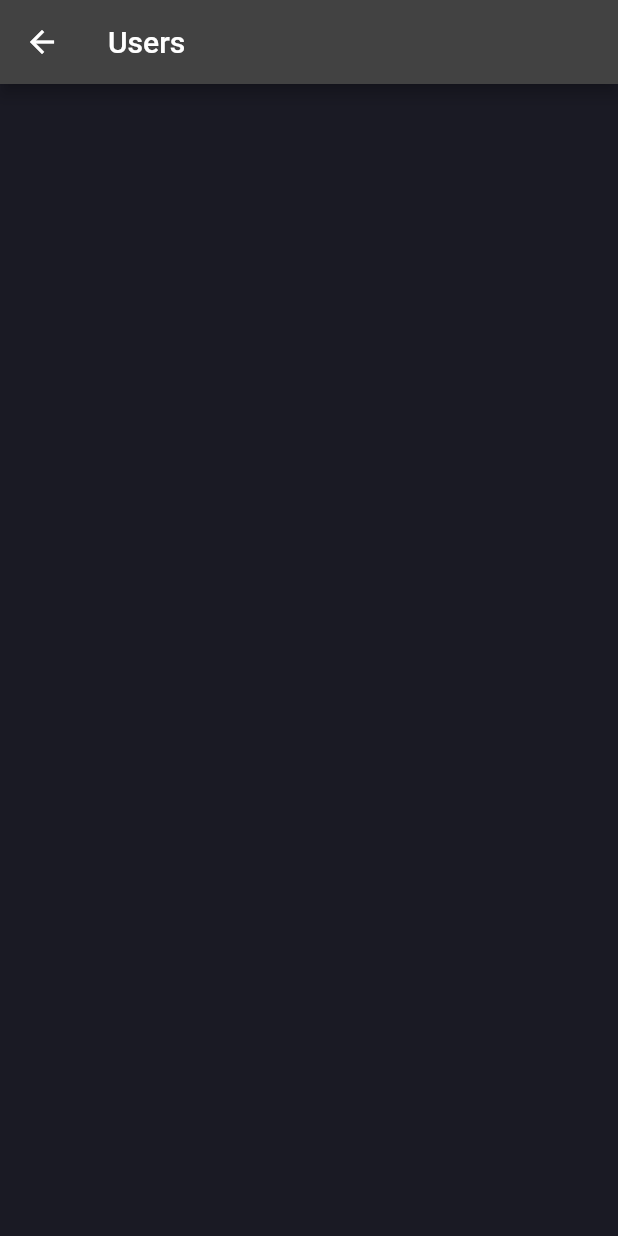
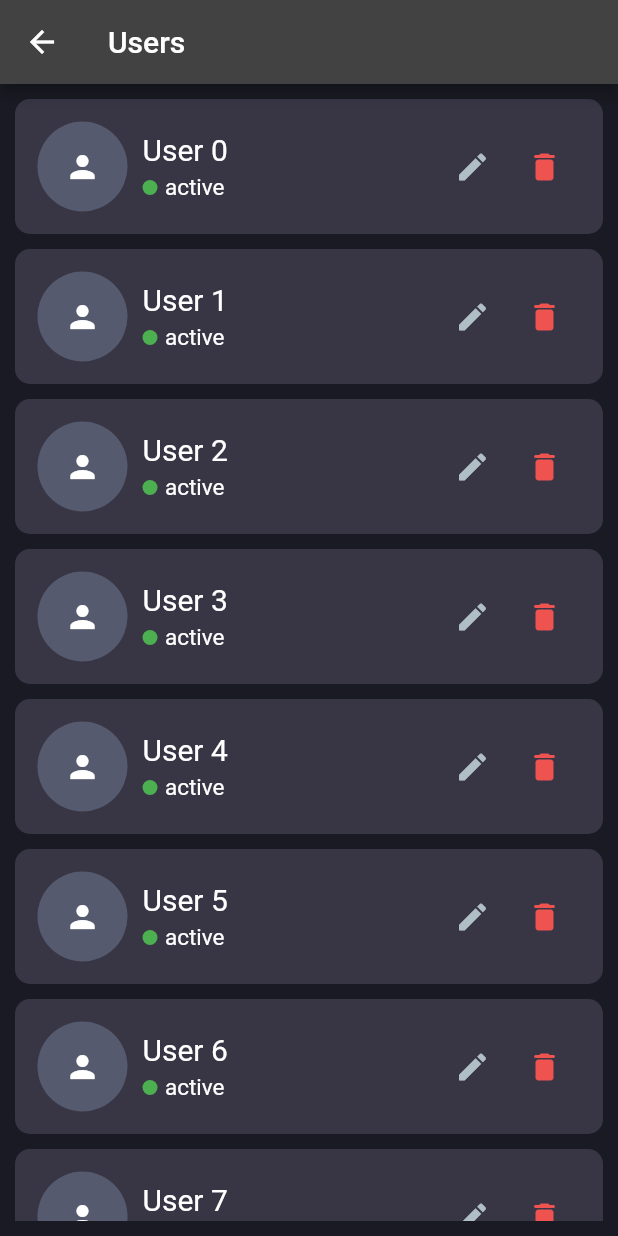
Before and after one commit to Basith-P/Simple-Admin-Panel, a Flutter app: the HomePage screen opened by its route, on a phone screen of 412 x 824 dp. Run offline on Flutter 3.47's test engine with Material 2 defaults, Android fonts, the phone set to English and light mode, and no system bars.

Commit message:
:clown_face: Add users list with mock data

```diff
--- a/lib/pages/home.dart
+++ b/lib/pages/home.dart
@@ -1,4 +1,7 @@
 import 'package:flutter/material.dart';
+
+import '../config/app_colors.dart';
+import '../widgets/user_card.dart';
 
 class HomePage extends StatelessWidget {
   const HomePage({Key? key}) : super(key: key);
@@ -9,6 +12,17 @@ class HomePage extends StatelessWidget {
       appBar: AppBar(
         title: const Text('Users'),
       ),
+      body: Padding(
+        padding: const EdgeInsets.all(10.0),
+        child: ListView.builder(
+          physics: const BouncingScrollPhysics(),
+          itemCount: 15,
+          itemBuilder: (_, i) => UserCard(
+            name: 'User $i',
+            status: 'active',
+          ),
+        ),
+      ),
     );
   }
 }
```
